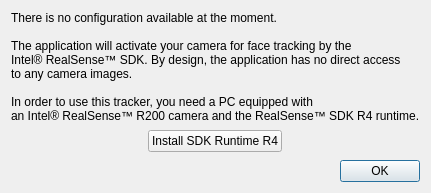
The window that tracker-rs/ftnoir_tracker_rs_controls.ui (opentrack/opentrack) describes before a commit, drawn with Qt 5.
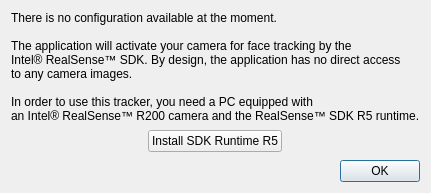
The same window after the commit. Icons and pictures are not drawn.

Commit message: tracker/rs adjusted UI to reflect SDK update

```diff
--- a/tracker-rs/ftnoir_tracker_rs_controls.ui
+++ b/tracker-rs/ftnoir_tracker_rs_controls.ui
@@ -37,14 +37,14 @@
 to any camera images.
 
 In order to use this tracker, you need a PC equipped with
-an Intel® RealSense™ R200 camera and the RealSense™ SDK R4 runtime.</string>
+an Intel® RealSense™ R200 camera and the RealSense™ SDK R5 runtime.</string>
      </property>
     </widget>
    </item>
    <item alignment="Qt::AlignHCenter|Qt::AlignVCenter">
     <widget class="QPushButton" name="triggerSDKInstallButton">
      <property name="text">
-      <string>Install SDK Runtime R4</string>
+      <string>Install SDK Runtime R5</string>
      </property>
     </widget>
    </item>
```
